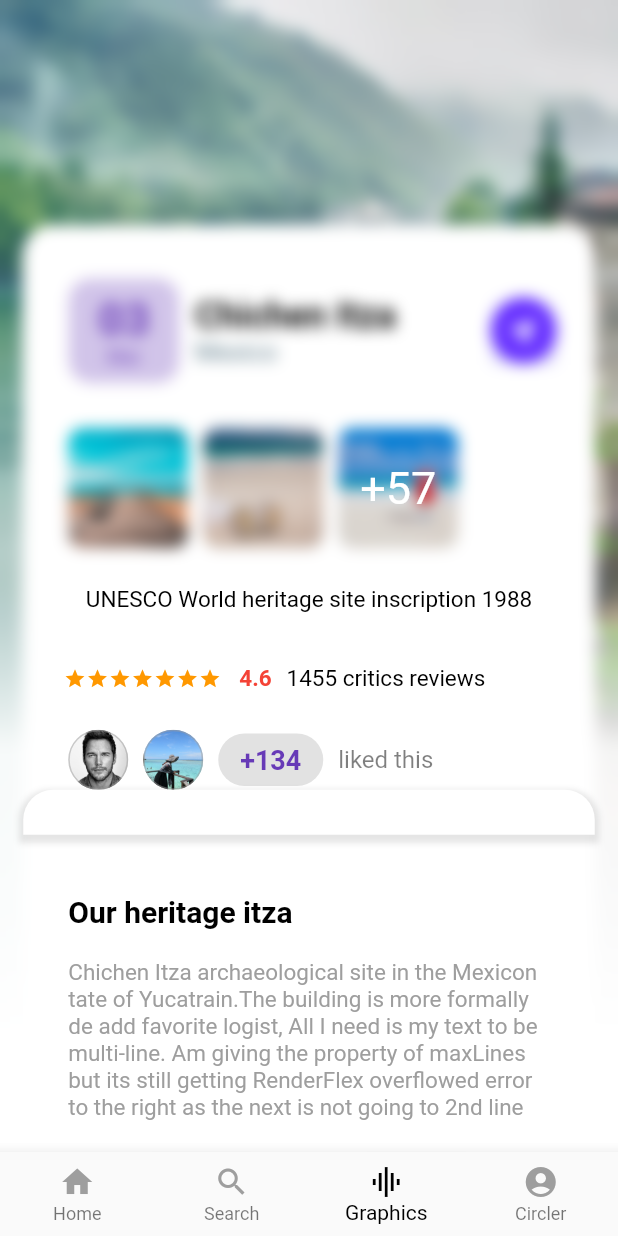
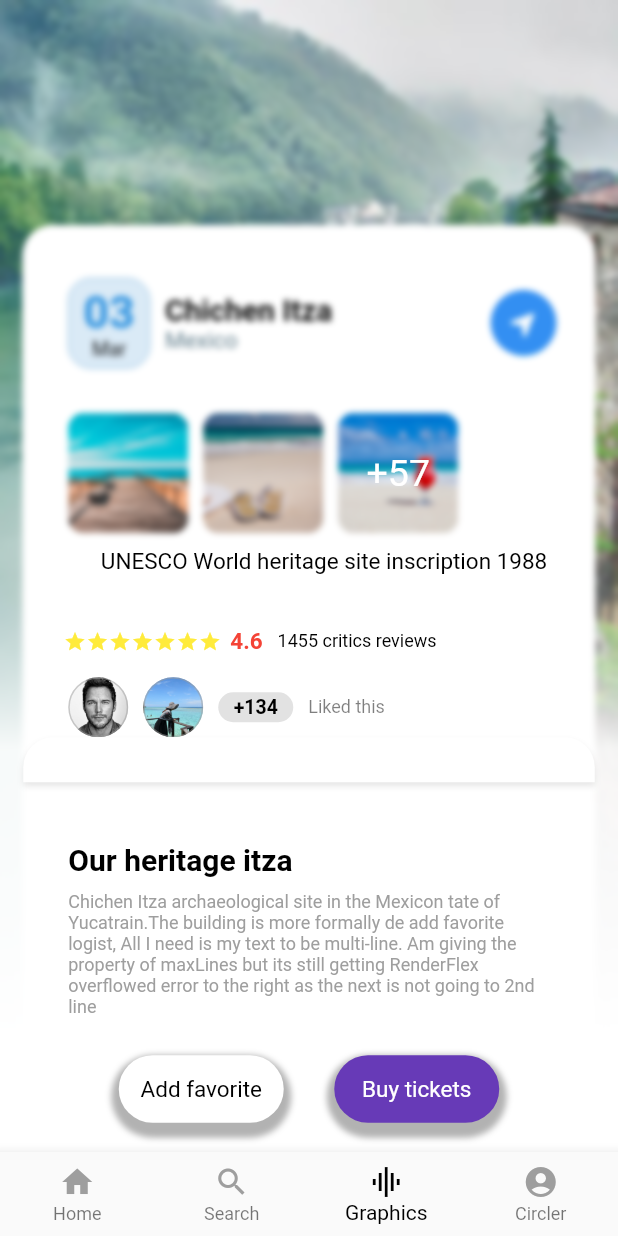
Before and after one commit to 1166544/flutter_travel, a Flutter app: the screen it shows after launch, item 3 of the bottom bar chosen, on a phone screen of 412 x 824 dp. Run offline on Flutter 3.47's test engine with Material 2 defaults, Android fonts, the light colour scheme and no system bars; project files that could hold a hidden picture were left out.

Commit message:
feat: change graphics

```diff
--- a/lib/pages/PageGraphics.dart
+++ b/lib/pages/PageGraphics.dart
@@ -91,17 +91,17 @@
 							children: <Widget>[
 								Container(
 									decoration: BoxDecoration(
-										border: Border.all(color: Colors.white, width: 0.0),
-										color: Colors.deepPurple.withOpacity(0.3),
+										border: Border.all(color: Color(0xFF86b9e0), width: 0.0),
+										color: Color(0xFF86b9e0).withOpacity(0.3),
 										shape: BoxShape.rectangle,
 										borderRadius: BorderRadius.circular(15.0)
 									),
 									child: Padding(
-										padding: EdgeInsets.fromLTRB(20.0, 10.0, 20.0, 10.0),
+										padding: EdgeInsets.fromLTRB(10.0, 5.0, 10.0, 5.0),
 										child: Column(
 											children: <Widget>[
-												Text('03', style: TextStyle(fontSize: 30.0, fontWeight: FontWeight.bold, color: Colors.deepPurple)),
-												Text('Mar', style: TextStyle(fontSize: 13.0, color: Colors.deepPurple)),
+												Text('03', style: TextStyle(fontSize: 30.0, fontWeight: FontWeight.bold, color: Color(0xFF2f93e0))),
+												Text('Mar', style: TextStyle(fontSize: 13.0, color: Colors.black)),
 											],
 										),
 									),
@@ -110,8 +110,16 @@
 								Column(
 									crossAxisAlignment: CrossAxisAlignment.start,
 									children: <Widget>[
-										Text('Chichen Itza', style: TextStyle(fontSize: 24.0, fontWeight: FontWeight.bold, color: Colors.black)),
-										Text('Mexico', style: TextStyle(fontSize: 17.0, fontWeight: FontWeight.normal, color: Colors.blueGrey)),
+										Container(
+											width: 150,
+											child: Text(
+												'Chichen Itza',
+												overflow: TextOverflow.ellipsis,
+												softWrap: true,
+												style: TextStyle(fontSize: 20.0, fontWeight: FontWeight.bold, color: Colors.black)
+											)
+										),
+										Text('Mexico', style: TextStyle(fontSize: 15.0, fontWeight: FontWeight.normal, color: Colors.blueGrey)),
 									],
 								),
 								Spacer(),
@@ -121,8 +129,9 @@
 									decoration: BoxDecoration(
 										image: DecorationImage(
 											image: AssetImage('assets/arrow.png'),
-											fit: BoxFit.cover
+											fit: BoxFit.cover,
 										),
+										borderRadius: BorderRadius.circular(50.0),
 									),
 								)
 							],
@@ -131,7 +140,7 @@
 
 					// 第二行
 					Padding(
-						padding: EdgeInsets.fromLTRB(30.0, 15.0, 25.0, 25.0),
+						padding: EdgeInsets.fromLTRB(30.0, 15.0, 25.0, 10.0),
 						child: Row(
 							children: <Widget>[
 								this.buildRoundItemImage('assets/beach3.jpg'),
@@ -144,36 +153,42 @@
 					),
 
 					// 第三行
-					Text(
-						'UNESCO World heritage site inscription 1988',
-						textAlign: TextAlign.left,
-						style: TextStyle(fontSize: 15.0, color: Colors.black)
+					Padding(
+						padding: EdgeInsets.fromLTRB(30.0, 0.0, 10.0, 0.0),
+						child: Text(
+							'UNESCO World heritage site inscription 1988',
+							textAlign: TextAlign.left,
+							style: TextStyle(fontSize: 15.0, color: Colors.black),
+							overflow: TextOverflow.ellipsis,
+							softWrap: true,
+							maxLines: 2,
+						),
 					),
 
 					// 第四行
 					Padding(
-						padding: EdgeInsets.fromLTRB(27.0, 35.0, 35.0, 15.0),
+						padding: EdgeInsets.fromLTRB(27.0, 35.0, 20.0, 15.0),
 						child: Row(
 							mainAxisAlignment: MainAxisAlignment.start,
 							children: <Widget>[
-								Icon(Icons.star, color: Colors.orange, size: 15.0),
-								Icon(Icons.star, color: Colors.orange, size: 15.0),
-								Icon(Icons.star, color: Colors.orange, size: 15.0),
-								Icon(Icons.star, color: Colors.orange, size: 15.0),
-								Icon(Icons.star, color: Colors.orange, size: 15.0),
-								Icon(Icons.star, color: Colors.orange, size: 15.0),
-								Icon(Icons.star, color: Colors.orange, size: 15.0),
-								SizedBox(width: 12.0),
+								Icon(Icons.star, color: Colors.yellow, size: 15.0),
+								Icon(Icons.star, color: Colors.yellow, size: 15.0),
+								Icon(Icons.star, color: Colors.yellow, size: 15.0),
+								Icon(Icons.star, color: Colors.yellow, size: 15.0),
+								Icon(Icons.star, color: Colors.yellow, size: 15.0),
+								Icon(Icons.star, color: Colors.yellow, size: 15.0),
+								Icon(Icons.star, color: Colors.yellow, size: 15.0),
+								SizedBox(width: 6.0),
 								Text('4.6', style: TextStyle(fontSize: 15.0, color: Colors.red, fontWeight: FontWeight.bold)),
 								SizedBox(width: 10.0),
-								Text('1455 critics reviews', style: TextStyle(fontSize: 15.0, color: Colors.black)),
+								Text('1455 critics reviews', style: TextStyle(fontSize: 12.0, color: Colors.black)),
 							],
 						),
 					),
 
 					// 第五行
 					Padding(
-						padding: EdgeInsets.fromLTRB(30.0, 10.0, 35.0, 0.0),
+						padding: EdgeInsets.fromLTRB(30.0, 0.0, 35.0, 0.0),
 						child: Row(
 							children: <Widget>[
 								this.buildAvataImage('assets/chris.jpg'),
@@ -181,19 +196,19 @@
 								this.buildAvataImage('assets/p2.jpg'),
 								SizedBox(width: 10.0),
 								Container(
-									width: 70.0,
-									height: 35.0,
+									width: 50.0,
+									height: 20.0,
 									decoration: BoxDecoration(
 										color: Colors.grey.withOpacity(0.3),
 										shape: BoxShape.rectangle,
 										borderRadius: BorderRadius.circular(20.0)
 									),
 									child: Center(
-										child: Text('+134', style: TextStyle(fontSize: 18.0, color: Colors.deepPurple, fontWeight: FontWeight.bold))
+										child: Text('+134', style: TextStyle(fontSize: 13.0, color: Colors.black, fontWeight: FontWeight.bold))
 									),
 								),
 								SizedBox(width: 10.0),
-								Text('liked this', style: TextStyle(fontSize: 16.0, color: Colors.black.withOpacity(0.5))),
+								Text('Liked this', style: TextStyle(fontSize: 12.0, color: Colors.black.withOpacity(0.5))),
 							],
 						),
 					),
@@ -216,8 +231,8 @@
 								BoxShadow(
 									color: Colors.black.withOpacity(0.1),
 									blurRadius: 3.0,
-									spreadRadius: 2.5,
-									offset: Offset(0.0, 3.0),
+									spreadRadius: 0.0,
+									offset: Offset(0.0, 2.5),
 								)
 							]
 						)
@@ -234,11 +249,11 @@
 									'Our heritage itza',
 									style: TextStyle(fontSize: 20.0, color: Colors.black, fontWeight: FontWeight.bold)
 								),
-								SizedBox(height: 20.0),
+								SizedBox(height: 10.0),
 								Text(
 									'Chichen Itza archaeological site in the Mexicon tate of Yucatrain.The building is more formally de add favorite logist, All I need is my text to be multi-line. Am giving the property of maxLines but its still getting RenderFlex overflowed error to the right as the next is not going to 2nd line',
 									maxLines: 7,
-									style: TextStyle(fontSize: 15.0, color: Colors.grey)
+									style: TextStyle(fontSize: 12.0, color: Colors.grey)
 								),
 								SizedBox(height: 25.0),
 								Row(
@@ -323,19 +338,19 @@
 			decoration: BoxDecoration(
 				image: DecorationImage(
 					image: ExactAssetImage(imageUrl),
-					fit: BoxFit.cover
+					fit: BoxFit.cover,
 				),
 				borderRadius: BorderRadius.circular(10.0)
 			),
 			child: BackdropFilter(
-				filter: ImageFilter.blur(sigmaX: 5.0, sigmaY: 5.0),
+				filter: ImageFilter.blur(sigmaX: 2.0, sigmaY: 2.0),
 				child: Container(
 					decoration: BoxDecoration(
 						color: Colors.white.withOpacity(0.0),
-						borderRadius: BorderRadius.circular(20.0)
+						borderRadius: BorderRadius.circular(10.0),
 					),
 					child: Center(
-						child: Text('+57', style: TextStyle(fontSize: 30.0, color: Colors.white)),
+						child: Text('+57', style: TextStyle(fontSize: 25.0, color: Colors.white)),
 					),
 				),
 			),
```
Also changed, not shown: assets/arrow.png.
